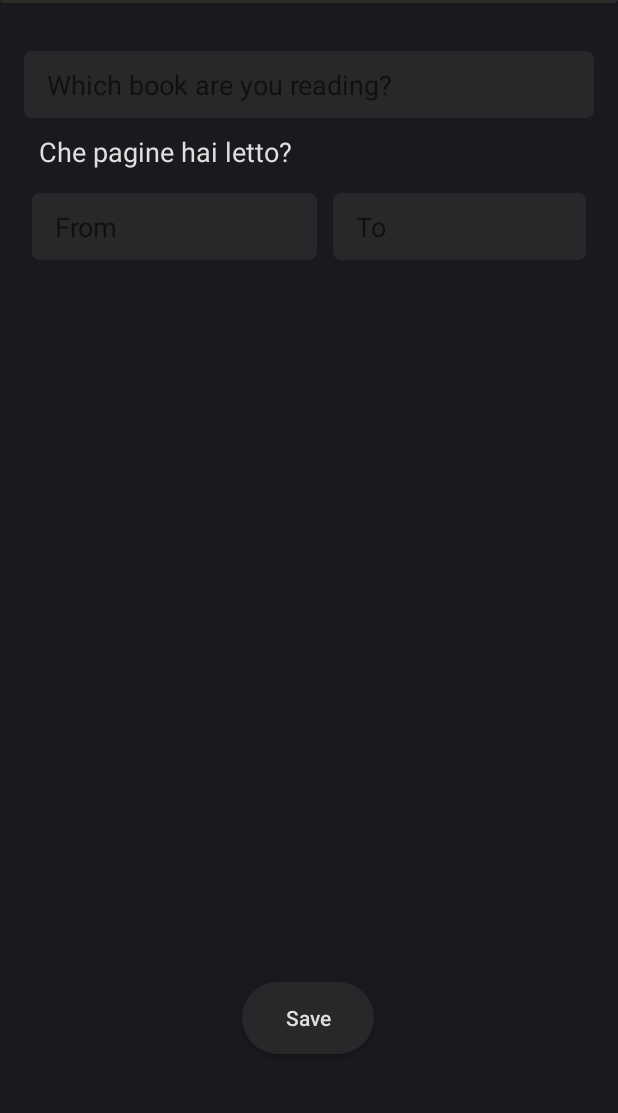
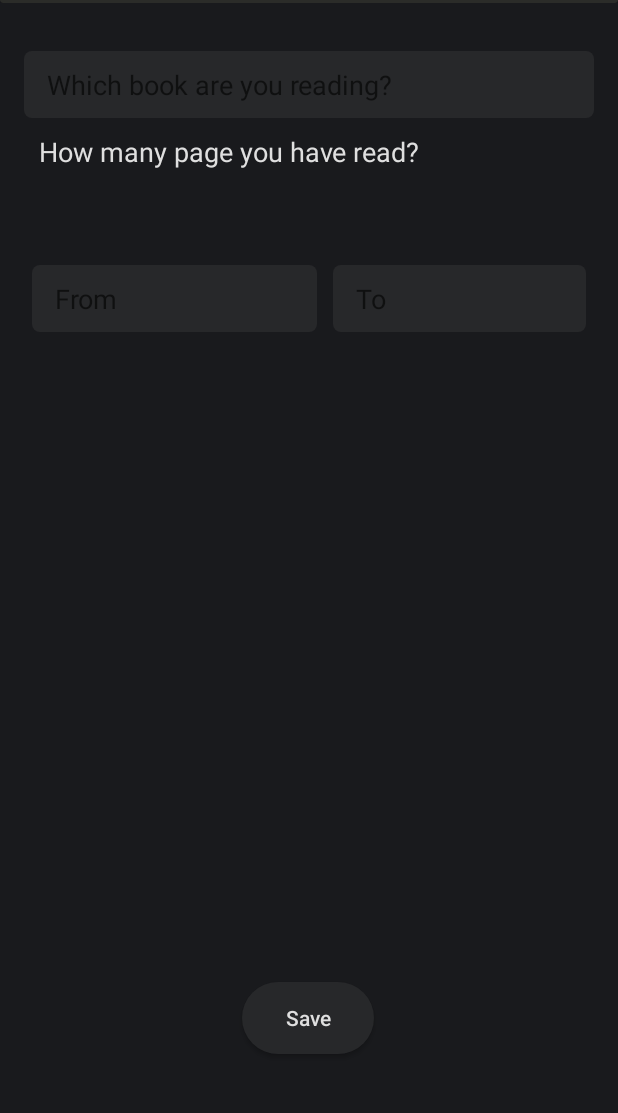
Before and after one commit to msarpong/MyDays, an Android app: the AddReadScreen screen opened directly, with no data from a screen before it, on a phone screen of 412 x 824 dp, the part 102-1215 px from its top. Run offline under Robolectric (Android 15) with nearby library versions, the phone set to English and light mode, and no system bars.

Commit message:
Add read screen feature

```diff
--- a/app/src/main/java/com/msarpong/mydays/ui/add/ChoiceScreen.kt
+++ b/app/src/main/java/com/msarpong/mydays/ui/add/ChoiceScreen.kt
@@ -75,7 +75,7 @@ class ChoiceScreen : AppCompatActivity() {
 
     override fun onActivityResult(requestCode: Int, resultCode: Int, data: Intent?) {
         super.onActivityResult(requestCode, resultCode, data)
-        if (requestCode == ADD_TEXT && resultCode == Activity.RESULT_OK) {
+        if (requestCode == 1000 && resultCode == Activity.RESULT_OK) {
             if (data != null) {
 
                 choiceViewModel.send(
@@ -95,6 +95,7 @@ class ChoiceScreen : AppCompatActivity() {
             }
             returnToMain()
         }
+
     }
 
     private fun returnToMain() {
--- a/app/src/main/java/com/msarpong/mydays/ui/add/read/AddReadScreen.kt
+++ b/app/src/main/java/com/msarpong/mydays/ui/add/read/AddReadScreen.kt
@@ -1,27 +1,33 @@
 package com.msarpong.mydays.ui.add.read
+
 
 import android.app.Activity
 import android.content.Context
 import android.content.Intent
 import android.content.SharedPreferences
+import android.os.Bundle
+import android.widget.Button
+import android.widget.EditText
+import android.widget.ImageButton
 import androidx.appcompat.app.AppCompatActivity
-import android.os.Bundle
 import com.msarpong.mydays.R
-import com.msarpong.mydays.utils.DARK_MODE
-import com.msarpong.mydays.utils.SHARED_PREFS_SETTING
-import com.msarpong.mydays.utils.SHARED_PREFS_THEME
+import com.msarpong.mydays.ui.calendar.CalendarScreen
+import com.msarpong.mydays.ui.setting.SettingScreen
+import com.msarpong.mydays.utils.*
 
 
-import com.msarpong.mydays.utils.getThemeInfo
+class AddReadScreen : AppCompatActivity() {
 
-private lateinit var sharedPrefs: SharedPreferences
-
-class AddReadScreen : AppCompatActivity() {
+    private lateinit var saveBtn: Button
+    private lateinit var calendarButton: ImageButton
+    private lateinit var settingButton: ImageButton
+    private lateinit var sharedPrefs: SharedPreferences
 
     companion object {
         fun OpenAddRead(startingActivity: Activity) {
             val intent = Intent(startingActivity, AddReadScreen::class.java)
-            startingActivity.startActivity(intent)
+            startingActivity.startActivityForResult(intent, 1000)
+
         }
     }
 
@@ -30,5 +36,45 @@ class AddReadScreen : AppCompatActivity() {
         sharedPrefs = getSharedPreferences(SHARED_PREFS_SETTING, Context.MODE_PRIVATE)
         setTheme(getThemeInfo(sharedPrefs.getString(SHARED_PREFS_THEME, DARK_MODE)))
         setContentView(R.layout.add_read_screen)
+
+        setupView()
+        saveData()
+    }
+
+    private fun setupView() {
+        calendarButton = findViewById(R.id.btn_calendar)
+        settingButton = findViewById(R.id.btn_setting)
+
+        calendarButton.setOnClickListener {
+            val intent = Intent(this, CalendarScreen::class.java)
+            startActivity(intent)
+        }
+
+        settingButton.setOnClickListener {
+            val intent = Intent(this, SettingScreen::class.java)
+            startActivity(intent)
+        }
+    }
+
+    private fun saveData() {
+
+        saveBtn = findViewById(R.id.btn_save)
+        saveBtn.setOnClickListener {
+            val title = findViewById<EditText>(R.id.editTitle).text.toString()
+            val readFrom = findViewById<EditText>(R.id.read_page_from).text.toString()
+            val readTo = findViewById<EditText>(R.id.read_page_to).text.toString()
+
+            intent.putExtra("ADD_NOTE_TITLE", title)
+            intent.putExtra("ADD_NOTE_TYPE", "read")
+            intent.putExtra("ADD_NOTE_TEXT", "$readFrom|$readTo")
+            intent.putExtra("ADD_NOTE_MOOD", "")
+            intent.putExtra("ADD_NOTE_IMAGE", "image")
+            intent.putExtra("ADD_NOTE_DATE", getDate(DATE))
+            intent.putExtra("ADD_NOTE_HOUR", getDate(HOUR))
+            intent.putExtra("ADD_NOTE_DATETIME", getDate(DATETIME))
+
+            setResult(Activity.RESULT_OK, intent)
+            finish()
+        }
     }
 }
--- a/app/src/main/java/com/msarpong/mydays/ui/add/text/AddTextScreen.kt
+++ b/app/src/main/java/com/msarpong/mydays/ui/add/text/AddTextScreen.kt
@@ -55,6 +55,7 @@ class AddTextScreen : AppCompatActivity() {
             val intent = Intent(this, SettingScreen::class.java)
             startActivity(intent)
         }
+
     }
 
 
--- a/app/src/main/java/com/msarpong/mydays/utils/Const.kt
+++ b/app/src/main/java/com/msarpong/mydays/utils/Const.kt
@@ -11,6 +11,7 @@ const val MOOD_SMILE = "SMILE"
 const val MOOD_CONFUSED = "CONFUSED"
 
 const val ADD_TEXT = 1000
+const val ADD_READ = 2000
 
 //const val FULLDATETIME = "yyyy-MM-dd HH:mm"
 const val FULLDATETIME = "E, dd MMM yyyy" //Tue, 02 Jan 2018
--- a/app/src/main/res/layout/add_read_screen.xml
+++ b/app/src/main/res/layout/add_read_screen.xml
@@ -37,7 +37,6 @@
         app:layout_constraintStart_toStartOf="parent"
         app:layout_constraintTop_toBottomOf="@+id/card_header">
 
-
         <EditText
             android:id="@+id/editTitle"
             android:layout_width="match_parent"
@@ -56,18 +55,27 @@
             android:layout_width="match_parent"
             android:layout_height="match_parent"
             android:padding="10dp"
-            android:text="Che pagine hai letto?"
+            android:text="How many page you have read?"
             android:textColor="@color/colorPrimaryText"
             android:textSize="18sp" />
+
+    </LinearLayout>
 
     <LinearLayout
         android:layout_width="match_parent"
         android:layout_height="wrap_content"
+        android:layout_marginTop="16dp"
         android:orientation="horizontal"
-            android:weightSum="2">
+        android:padding="16dp"
+        android:weightSum="2"
+        app:layout_constraintBottom_toBottomOf="parent"
+        app:layout_constraintEnd_toEndOf="parent"
+        app:layout_constraintStart_toStartOf="parent"
+        app:layout_constraintTop_toBottomOf="@+id/linearLayout"
+        app:layout_constraintVertical_bias="0.0">
 
         <EditText
-                android:id="@+id/editBody1"
+            android:id="@+id/read_page_from"
             android:layout_width="wrap_content"
             android:layout_height="wrap_content"
             android:layout_margin="5dp"
@@ -84,7 +92,7 @@
 
 
         <EditText
-                android:id="@+id/editBody"
+            android:id="@+id/read_page_to"
             android:layout_width="wrap_content"
             android:layout_height="wrap_content"
             android:layout_margin="5dp"
@@ -101,7 +109,4 @@
     </LinearLayout>
 
 
-    </LinearLayout>
-
-
 </androidx.constraintlayout.widget.ConstraintLayout>
```
Lines whose indentation alone changed are shown as unchanged.
